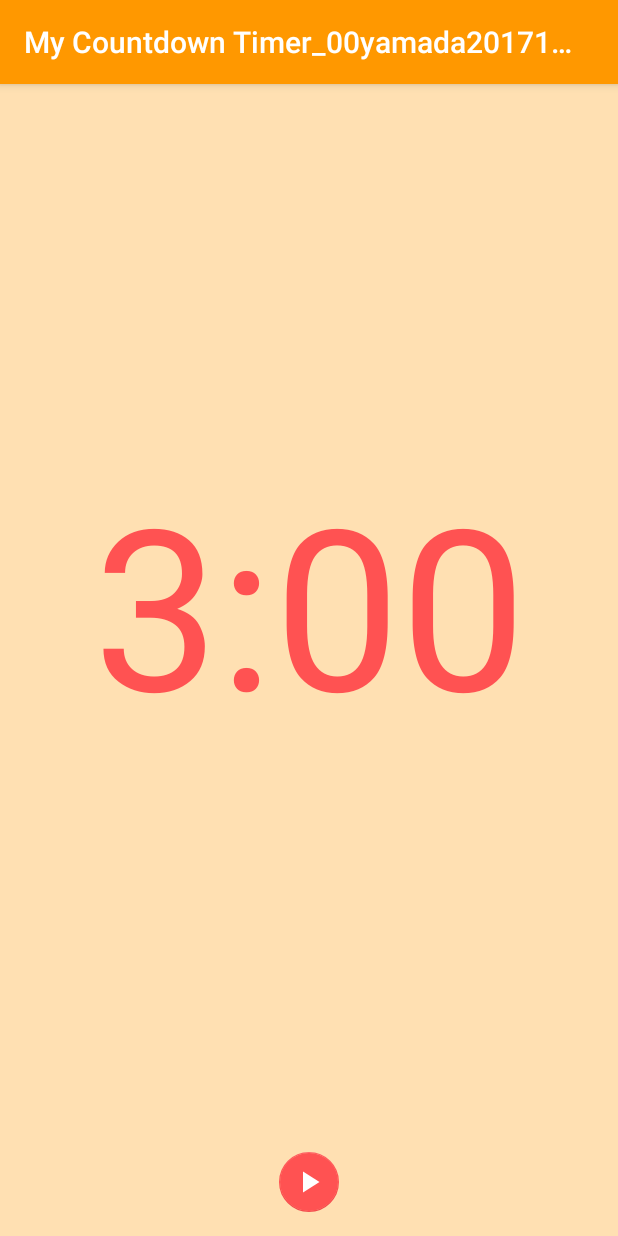
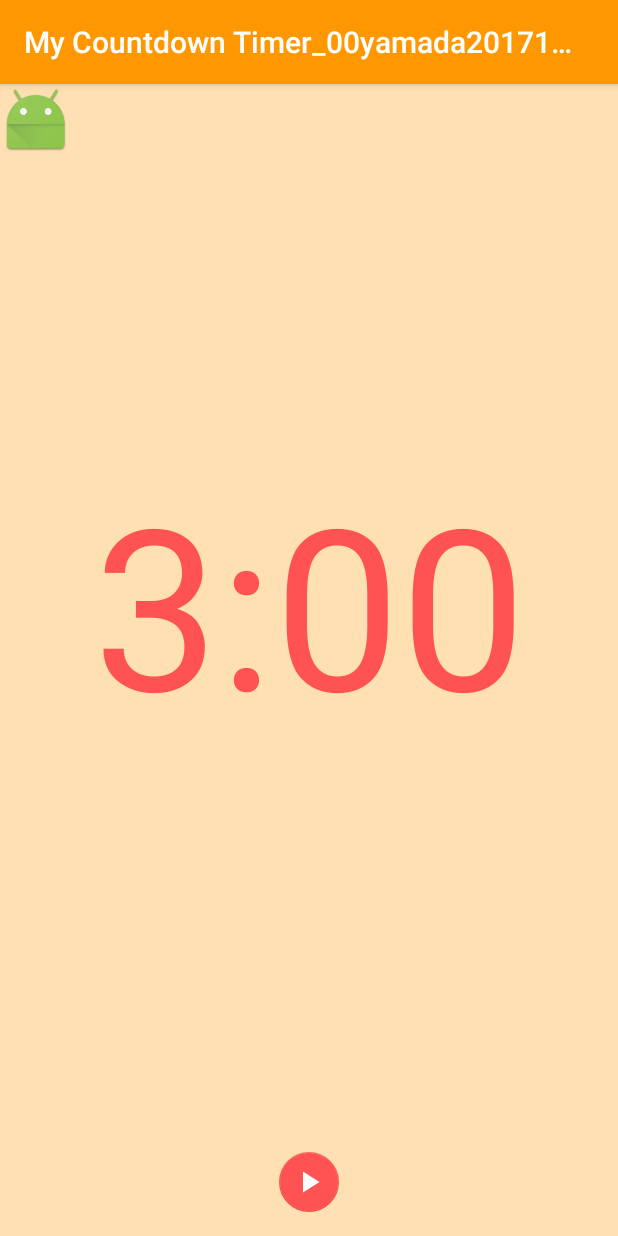
Before and after one commit to t7m3/MyCountdownTimer_00yamada20171119, an Android app: the screen it shows after launch (MainActivity), on a phone screen of 412 x 824 dp. Run offline under Robolectric (Android 15) with nearby library versions, the phone set to English and light mode, and no system bars.

Commit message:
2017-11-30の1回目コミット --- ここからアニメーション

```diff
--- a/app/src/main/java/com/example/njc_t1/mycountdowntimer_00yamada20171119/MainActivity.java
+++ b/app/src/main/java/com/example/njc_t1/mycountdowntimer_00yamada20171119/MainActivity.java
@@ -1,12 +1,15 @@
 package com.example.njc_t1.mycountdowntimer_00yamada20171119;
 
+import android.content.res.Resources;
 import android.media.AudioManager;
 import android.media.SoundPool;
 import android.os.Bundle;
 import android.os.CountDownTimer;
 import android.support.design.widget.FloatingActionButton;
 import android.support.v7.app.AppCompatActivity;
+import android.util.DisplayMetrics;
 import android.view.View;
+import android.widget.ImageView;
 import android.widget.TextView;
 
 public class MainActivity extends AppCompatActivity {
@@ -19,6 +22,9 @@ public class MainActivity extends AppCompatActivity {
     //インスタンス変数(メンバ変数)の宣言
     SoundPool mSoundPool;
     int mSoundResId;
+
+    //インスタンス変数(メンバ変数)の宣言
+    Enemy1 enemy1;
 
     //MyCountDownTimerクラスの定義　CountDownTimerクラスを継承している
     public class MyCountDownTimer extends CountDownTimer {
@@ -40,6 +46,8 @@ public class MainActivity extends AppCompatActivity {
             long second = millisUntilFinished / 1000 % 60; //残り時間の秒を計算する。
             mTimerText.setText(String.format("%1d:%2$02d", minute, second));
                             //残り時間の分と秒を、TextViewに表示する。
+            //アニメーション
+            enemy1.Move(10);
         }
 
         @Override
@@ -60,6 +68,9 @@ public class MainActivity extends AppCompatActivity {
         mTimerText = (TextView) findViewById(R.id.timer_text); //TextViewの参照値を取得する。findViewById()メソッドで。
         mTimerText.setText("3:00"); //TextViewの表示の初期値の設定
         mTimer = new MyCountDownTimer(1* 60 * 1000, 100); //タイマのインスタンスの生成
+
+        //インスタンスの生成
+        enemy1 = new Enemy1();
     }
 
     public void onClick(View v) {
@@ -93,4 +104,26 @@ public class MainActivity extends AppCompatActivity {
         mSoundPool.release(); //メモリの解放
     }
 
+    public class  Enemy1 {
+        int dir = +1;
+
+        ImageView imageview1 = (ImageView)findViewById(R.id.imageEnemy1);
+
+        public  void  Move(int vlue){
+
+            DisplayMetrics dm = Resources.getSystem().getDisplayMetrics();
+            int width = dm.widthPixels;
+            //int height = dm.heightPixels
+
+            width = width - imageview1.getWidth();
+
+            float x = imageview1.getX();
+            x = x + dir * vlue;
+            imageview1.setX(x);
+
+            if(x < 0 || x >= width)
+                dir = -dir;
+        }
+    }
+
 }
--- a/app/src/main/res/layout/activity_main.xml
+++ b/app/src/main/res/layout/activity_main.xml
@@ -35,4 +35,12 @@
         android:layout_marginBottom="8dp"
         app:layout_constraintBottom_toTopOf="@+id/play_stop"
         app:layout_constraintVertical_bias="0.488" />
+
+    <ImageView
+        android:id="@+id/imageEnemy1"
+        android:layout_width="wrap_content"
+        android:layout_height="wrap_content"
+        app:srcCompat="@mipmap/ic_launcher"
+        tools:layout_editor_absoluteX="36dp"
+        tools:layout_editor_absoluteY="38dp" />
 </android.support.constraint.ConstraintLayout>
```
